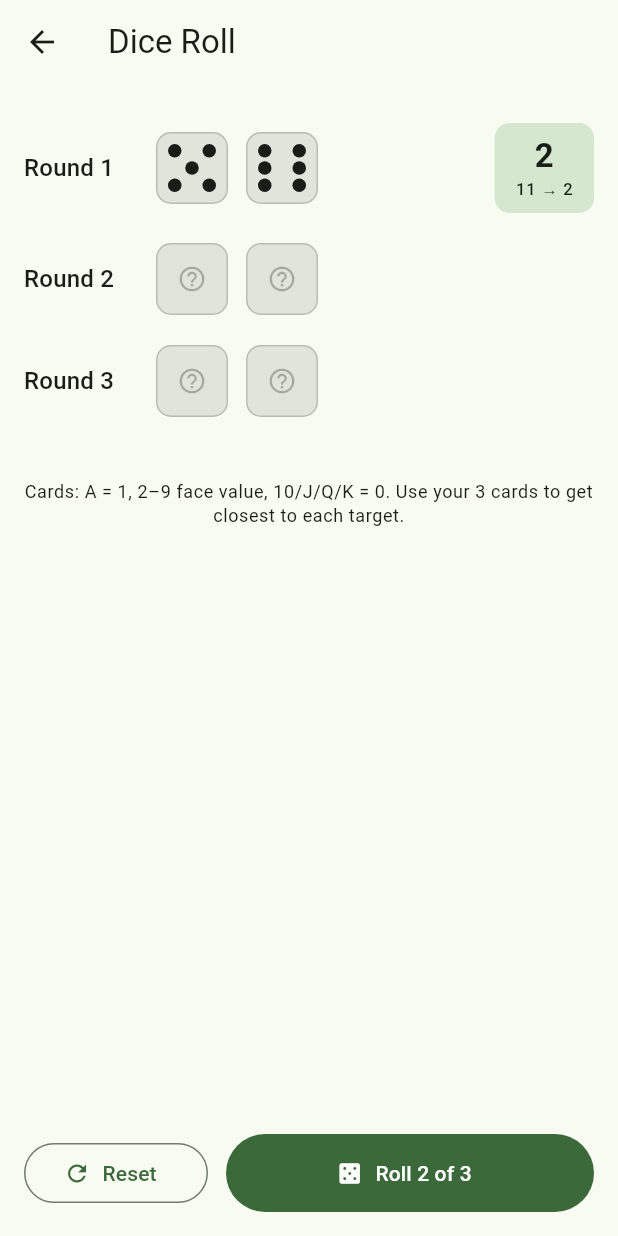
After one commit to sachinthra/chip_tracker, a Flutter app: the DiceRollerScreen screen opened directly, after a tap on an icon or button, on a phone screen of 412 x 824 dp. The commit adds this screen. Run offline on Flutter 3.47's test engine with Material 3 defaults, Android fonts, the light colour scheme and no system bars; our stand-ins replace dio, flutter_riverpod, flutter_secure_storage, hive_flutter, share_plus; accounts and stored records are empty.

Commit message:
Pre MVP v1.0.2

```diff
--- /dev/null
+++ b/lib/screens/side_games/dice_roller_screen.dart
@@ -0,0 +1,240 @@
+import 'dart:math';
+
+import 'package:flutter/material.dart';
+import 'package:flutter/services.dart';
+
+/// A self-contained side game for the "poker + dice" variation: roll 2 dice
+/// three times; each round's target is the sum (2–12). Kept fully independent
+/// of the money tracking — it never touches buy-ins or settlement.
+class DiceRollerScreen extends StatefulWidget {
+  const DiceRollerScreen({super.key});
+
+  @override
+  State<DiceRollerScreen> createState() => _DiceRollerScreenState();
+}
+
+class _DiceRollerScreenState extends State<DiceRollerScreen> {
+  static const int _rounds = 3;
+  final _random = Random();
+  final List<List<int>> _rolls = [];
+
+  bool get _done => _rolls.length >= _rounds;
+
+  void _rollNext() {
+    if (_done) return;
+    HapticFeedback.mediumImpact();
+    setState(() {
+      _rolls.add([_random.nextInt(6) + 1, _random.nextInt(6) + 1]);
+    });
+  }
+
+  void _reset() => setState(() => _rolls.clear());
+
+  /// Target for a round: the dice sum, reduced to a single digit by adding its
+  /// digits when it's over 9 (e.g. 12 -> 1+2 = 3).
+  static int target(int d1, int d2) {
+    final sum = d1 + d2;
+    return sum > 9 ? sum ~/ 10 + sum % 10 : sum;
+  }
+
+  @override
+  Widget build(BuildContext context) {
+    final targets = _rolls.map((r) => target(r[0], r[1])).toList();
+
+    return Scaffold(
+      appBar: AppBar(title: const Text('Dice Roll')),
+      body: Column(
+        children: [
+          Expanded(
+            child: ListView(
+              padding: const EdgeInsets.all(16),
+              children: [
+                for (var i = 0; i < _rounds; i++)
+                  _RoundRow(
+                    round: i + 1,
+                    dice: i < _rolls.length ? _rolls[i] : null,
+                  ),
+                const SizedBox(height: 16),
+                if (_done)
+                  Card(
+                    color: Theme.of(context).colorScheme.primaryContainer,
+                    child: Padding(
+                      padding: const EdgeInsets.all(16),
+                      child: Column(
+                        children: [
+                          const Text('Targets to beat',
+                              style: TextStyle(fontWeight: FontWeight.bold)),
+                          const SizedBox(height: 8),
+                          Text(
+                            targets.join('   ·   '),
+                            style: Theme.of(context).textTheme.headlineMedium,
+                          ),
+                        ],
+                      ),
+                    ),
+                  ),
+                const SizedBox(height: 16),
+                Text(
+                  'Cards: A = 1, 2–9 face value, 10/J/Q/K = 0. '
+                  'Use your 3 cards to get closest to each target.',
+                  textAlign: TextAlign.center,
+                  style: Theme.of(context).textTheme.bodySmall,
+                ),
+              ],
+            ),
+          ),
+          SafeArea(
+            child: Padding(
+              padding: const EdgeInsets.all(16),
+              child: Row(
+                children: [
+                  Expanded(
+                    child: OutlinedButton.icon(
+                      onPressed: _rolls.isEmpty ? null : _reset,
+                      icon: const Icon(Icons.refresh),
+                      label: const Text('Reset'),
+                    ),
+                  ),
+                  const SizedBox(width: 12),
+                  Expanded(
+                    flex: 2,
+                    child: FilledButton.icon(
+                      onPressed: _done ? null : _rollNext,
+                      icon: const Icon(Icons.casino),
+                      label: Text(_done
+                          ? 'Done'
+                          : 'Roll ${_rolls.length + 1} of $_rounds'),
+                      style: FilledButton.styleFrom(
+                        minimumSize: const Size.fromHeight(52),
+                      ),
+                    ),
+                  ),
+                ],
+              ),
+            ),
+          ),
+        ],
+      ),
+    );
+  }
+}
+
+class _RoundRow extends StatelessWidget {
+  const _RoundRow({required this.round, required this.dice});
+
+  final int round;
+  final List<int>? dice;
+
+  @override
+  Widget build(BuildContext context) {
+    final rolled = dice != null;
+    return Padding(
+      padding: const EdgeInsets.symmetric(vertical: 10),
+      child: Row(
+        children: [
+          SizedBox(
+            width: 88,
+            child: Text('Round $round',
+                style: Theme.of(context).textTheme.titleMedium),
+          ),
+          _Die(value: rolled ? dice![0] : null),
+          const SizedBox(width: 12),
+          _Die(value: rolled ? dice![1] : null),
+          const Spacer(),
+          if (rolled) _targetBadge(context),
+        ],
+      ),
+    );
+  }
+
+  Widget _targetBadge(BuildContext context) {
+    final sum = dice![0] + dice![1];
+    final reduced = _DiceRollerScreenState.target(dice![0], dice![1]);
+    return Container(
+      padding: const EdgeInsets.symmetric(horizontal: 14, vertical: 8),
+      decoration: BoxDecoration(
+        color: Theme.of(context).colorScheme.secondaryContainer,
+        borderRadius: BorderRadius.circular(10),
+      ),
+      child: Column(
+        mainAxisSize: MainAxisSize.min,
+        children: [
+          Text(
+            '$reduced',
+            style: Theme.of(context)
+                .textTheme
+                .titleLarge
+                ?.copyWith(fontWeight: FontWeight.bold),
+          ),
+          if (sum > 9)
+            Text('$sum → $reduced',
+                style: Theme.of(context).textTheme.labelSmall),
+        ],
+      ),
+    );
+  }
+}
+
+/// A dice face drawn with pips (null = not yet rolled).
+class _Die extends StatelessWidget {
+  const _Die({required this.value});
+
+  final int? value;
+
+  static const Map<int, List<Alignment>> _pips = {
+    1: [Alignment.center],
+    2: [Alignment.topLeft, Alignment.bottomRight],
+    3: [Alignment.topLeft, Alignment.center, Alignment.bottomRight],
+    4: [
+      Alignment.topLeft,
+      Alignment.topRight,
+      Alignment.bottomLeft,
+      Alignment.bottomRight
+    ],
+    5: [
+      Alignment.topLeft,
+      Alignment.topRight,
+      Alignment.center,
+      Alignment.bottomLeft,
+      Alignment.bottomRight
+    ],
+    6: [
+      Alignment.topLeft,
+      Alignment.centerLeft,
+      Alignment.bottomLeft,
+      Alignment.topRight,
+      Alignment.centerRight,
+      Alignment.bottomRight
+    ],
+  };
+
+  @override
+  Widget build(BuildContext context) {
+    final onSurface = Theme.of(context).colorScheme.onSurface;
+    return Container(
+      width: 48,
+      height: 48,
+      decoration: BoxDecoration(
+        color: Theme.of(context).colorScheme.surfaceContainerHighest,
+        borderRadius: BorderRadius.circular(10),
+        border: Border.all(color: onSurface.withValues(alpha: 0.2)),
+      ),
+      padding: const EdgeInsets.all(7),
+      child: value == null
+          ? Icon(Icons.help_outline, size: 20, color: onSurface.withValues(alpha: 0.3))
+          : Stack(
+              children: [
+                for (final align in _pips[value!]!)
+                  Align(
+                    alignment: align,
+                    child: Container(
+                      width: 9,
+                      height: 9,
+                      decoration: BoxDecoration(color: onSurface, shape: BoxShape.circle),
+                    ),
+                  ),
+              ],
+            ),
+    );
+  }
+}
```
Also changed, not shown: lib/screens/game_table/game_table_screen.dart (+100 -1 lines), lib/screens/game_table/table_view_screen.dart (+85 -52 lines), lib/widgets/cash_out_dialog.dart (added, +51 -0 lines).
